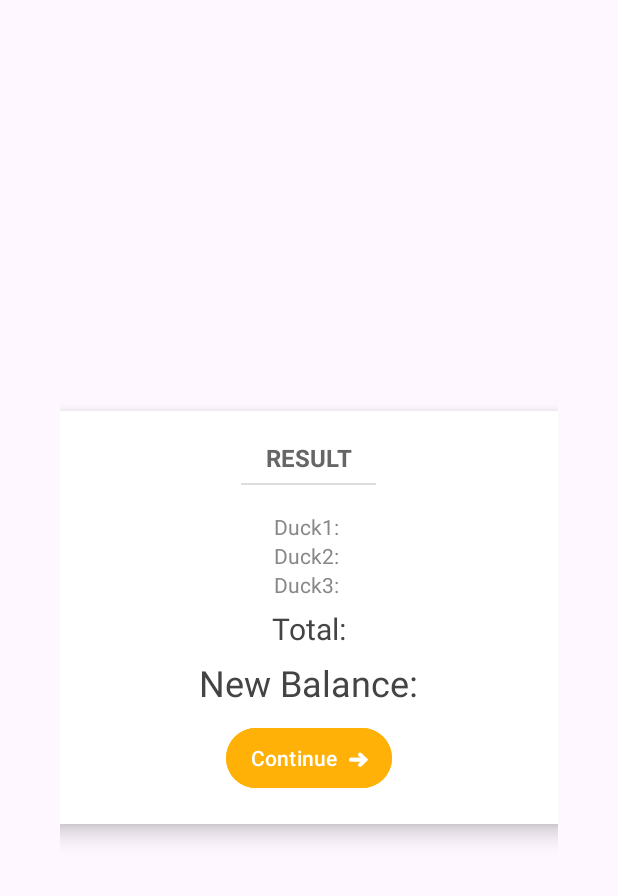
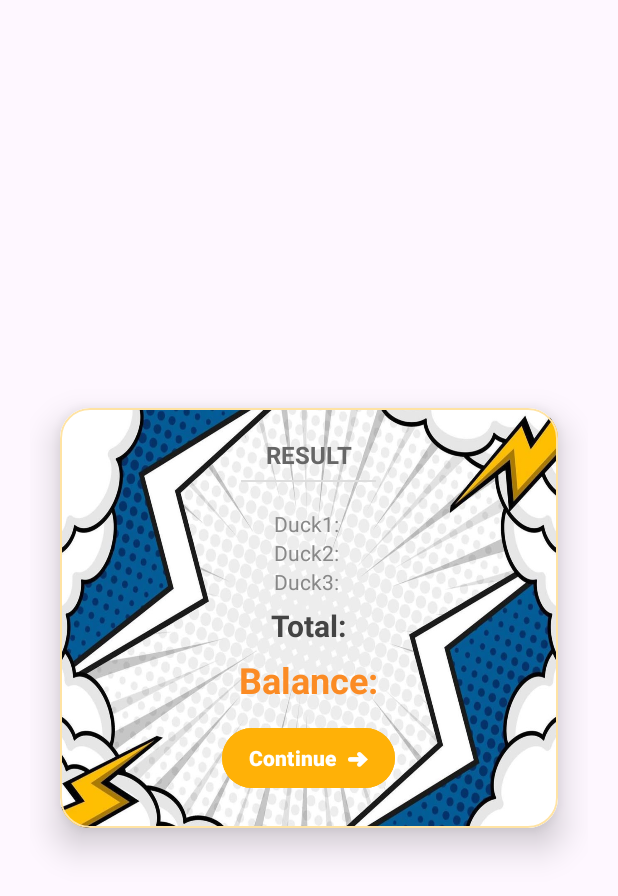
Before and after one commit to PanpaKawaii/MiniProject, an Android app: the layout popup_result.xml on its own in the app's theme, with its tools: preview values and no code run, on a phone screen of 412 x 824 dp. Shown: the top 896 px of the screen. Run offline under Robolectric (Android 15) with nearby library versions, the phone set to English and light mode, and no system bars.

Commit message:
Update popup

```diff
--- a/app/src/main/java/com/example/miniproject/RacingActivity.java
+++ b/app/src/main/java/com/example/miniproject/RacingActivity.java
@@ -315,7 +315,7 @@ public class RacingActivity extends AppCompatActivity {
             result = "+$" + winDisplayValue;
         }
         tvWin.setText("Result: " + result);
-        tvTotal.setText("NEW BALANCE: $" + newBalance);
+        tvTotal.setText("BALANCE: $" + newBalance);
 
         AlertDialog dialog = new AlertDialog.Builder(this)
                 .setView(popupView)
--- a/app/src/main/java/com/example/miniproject/subPopup.java
+++ b/app/src/main/java/com/example/miniproject/subPopup.java
@@ -62,18 +62,18 @@ public class subPopup extends AppCompatActivity {
         // Inflate layout popup_result.xml
         View popupView = getLayoutInflater().inflate(R.layout.popup_result, null);
 
-        // Find views & set data
-        TextView tvA = popupView.findViewById(R.id.tvA);
-        TextView tvB = popupView.findViewById(R.id.tvB);
-        TextView tvC = popupView.findViewById(R.id.tvC);
+//        // Find views & set data
+//        TextView tvA = popupView.findViewById(R.id.tvA);
+//        TextView tvB = popupView.findViewById(R.id.tvB);
+//        TextView tvC = popupView.findViewById(R.id.tvC);
         TextView tvWin = popupView.findViewById(R.id.tvWin);
         TextView tvTotal = popupView.findViewById(R.id.tvTotal);
         Button btnClose = popupView.findViewById(R.id.btnClose);
 
         String fa = fmt(a), fb = fmt(b), fc = fmt(c), fd = fmt(d);
-        tvA.setText("A = " + fa);
-        tvB.setText("B = " + fb);
-        tvC.setText("C = " + fc);
+//        tvA.setText("A = " + fa);
+//        tvB.setText("B = " + fb);
+//        tvC.setText("C = " + fc);
         String winLabel;
         final double EPS = 1e-9;
         double winDisplayValue;
--- a/app/src/main/res/layout/popup_result.xml
+++ b/app/src/main/res/layout/popup_result.xml
@@ -7,15 +7,27 @@
     android:layout_height="match_parent"
     android:gravity="center"
     android:orientation="vertical"
-    android:padding="40dp"
+    android:padding="20dp"
     tools:context=".subPopup">
 
+    <com.google.android.material.card.MaterialCardView
+        android:id="@+id/cardPopup"
+        android:layout_width="match_parent"
+        android:layout_height="wrap_content"
+        android:clipToPadding="false"
+        android:clipChildren="false"
+        app:cardUseCompatPadding="true"
+        app:cardCornerRadius="20dp"
+        app:cardElevation="14dp"
+        app:strokeColor="#FFE3A3"
+        app:strokeWidth="1dp">
+
+        <!-- Lớp nội dung có nền gradient và cùng bo góc -->
         <LinearLayout
-        android:id="@+id/cardPopup"
-        android:layout_width="360dp"
-        android:layout_height="wrap_content"
-        android:background="@android:color/white"
-        android:elevation="8dp"
+            android:layout_width="match_parent"
+            android:layout_height="280dp"
+
+            android:background="@drawable/popup"
             android:gravity="center_horizontal"
             android:orientation="vertical"
             android:padding="20dp">
@@ -36,7 +48,6 @@
                 android:layout_marginBottom="18dp"
                 android:background="#DDDDDD" />
 
-        <!-- 3 TextView nhỏ: A, B, C -->
             <TextView
                 android:id="@+id/tvA"
                 android:layout_width="wrap_content"
@@ -61,7 +72,6 @@
                 android:textColor="#888888"
                 android:textSize="14sp" />
 
-        <!-- 2 TextView lớn: Win, Total -->
             <TextView
                 android:id="@+id/tvWin"
                 android:layout_width="wrap_content"
@@ -69,27 +79,31 @@
                 android:layout_marginTop="6dp"
                 android:text="Total:"
                 android:textColor="#444444"
-            android:textSize="20sp" />
+                android:textSize="20sp"
+                android:textStyle="bold" />
 
             <TextView
                 android:id="@+id/tvTotal"
                 android:layout_width="wrap_content"
                 android:layout_height="wrap_content"
                 android:layout_marginTop="6dp"
-            android:text="New Balance:"
-            android:textColor="#444444"
-            android:textSize="24sp" />
+                android:text="Balance:"
+                android:textColor="#fb8b24"
+                android:textSize="24sp"
+                android:textStyle="bold" />
 
             <Button
                 android:id="@+id/btnClose"
                 android:layout_width="wrap_content"
                 android:layout_height="wrap_content"
-            android:layout_marginTop="10dp"
+                android:layout_marginTop="12dp"
                 android:backgroundTint="#ffb107"
-            android:paddingHorizontal="16dp"
-            android:paddingVertical="8dp"
-            android:text="Continue  ➜" />
+                android:paddingHorizontal="18dp"
+                android:paddingVertical="10dp"
+                android:text="Continue  ➜"
+                android:textAllCaps="false"
+                android:textStyle="bold" />
+        </LinearLayout>
+    </com.google.android.material.card.MaterialCardView>
 
 </LinearLayout>
-
-</LinearLayout>
```
Also changed, not shown: app/src/main/res/drawable/popup.png (added). Lines whose indentation alone changed are shown as unchanged.
